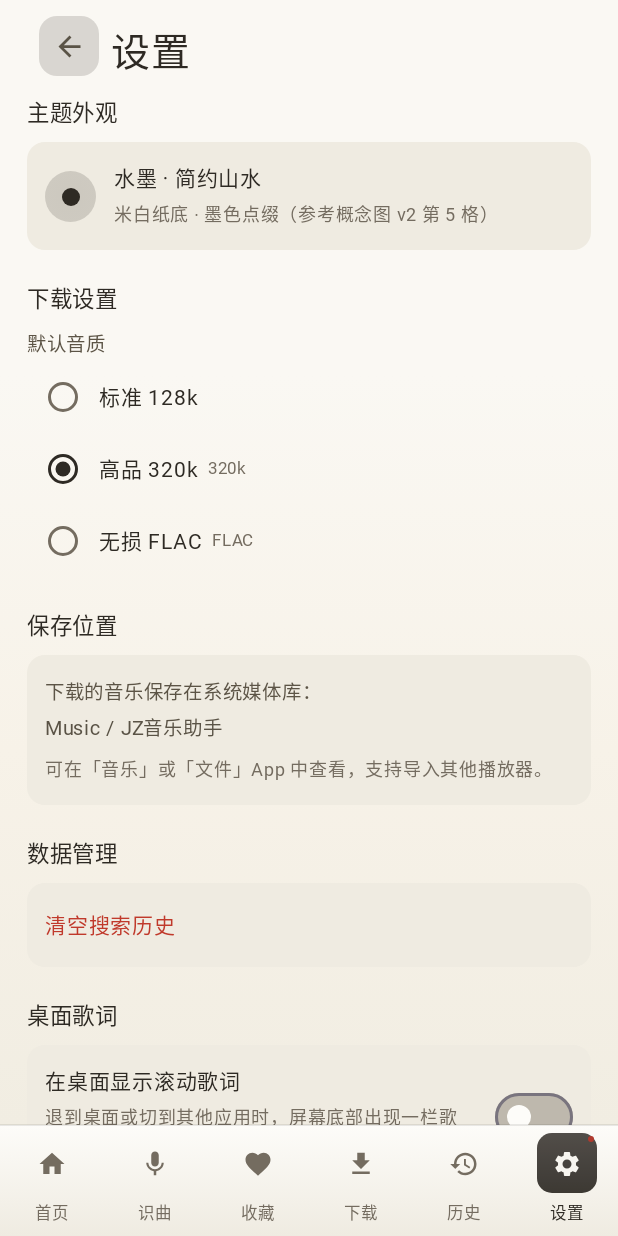
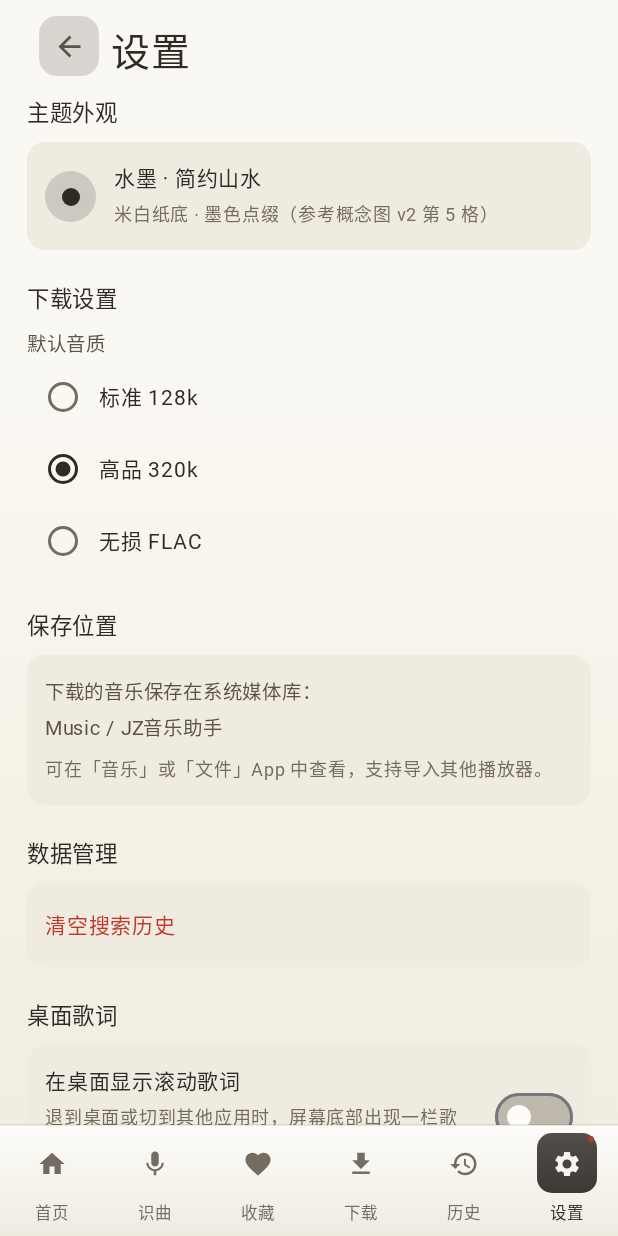
Before and after one commit to thewonderfulkey/JZ-private-music-, an Android app built with Jetpack Compose: the screen it shows after launch (MainActivity), after a tap on "设置", on a phone screen of 412 x 824 dp. Run offline under Robolectric (Android 15) with nearby library versions, the phone set to English and light mode, and no system bars; network calls fail; pictures from the network do not load; Roboto replaces fonts that are not available here.

Commit message:
feat(android): 发 v2.4.17（195）——版本号与 iOS 对齐，修设置页重复文案，修 assembleDebug
- build.gradle.kts：debug buildType 补 RECOG_TEST_HOOK（false），assembleDebug 不再报 Unresolved reference
- SettingsScreen（Android + 桌面）：去掉「高品 320k 320k」重复后缀，档位名本身已带码率
- 产物 JZ-Music-v2.4.17.apk（29,875,521 B，sha256 eb10818c…45aa7e08），已上传 Release 并移除旧 2.1.95 APK
- releases/ 换成新 APK（命名改 ASCII JZ-Music-v…），releases/README 补版本表与新命名规则
- README：Android 下载行 / 安装步骤 / 版本表改 2.4.17（195），Android 设置页截图换成修好的
- CHANGELOG 记这一版

验证：assembleRelease 成功；Pixel 5 模拟器安装实测 versionName=2.4.17 / versionCode=195，
设置页「标准 128k / 高品 320k / 无损 FLAC」不再重复。

```diff
--- a/android/app/build.gradle.kts
+++ b/android/app/build.gradle.kts
@@ -17,6 +17,12 @@ android {
     }
 
     buildTypes {
+        // 本机调试：MainActivity 里那段「测试注入入口」用的是编译期常量 BuildConfig.RECOG_TEST_HOOK，
+        // release / smoke 都定义了，唯独 debug 没定义 → assembleDebug 会报 Unresolved reference。
+        // 这里补上（false，正式行为），让 assembleDebug 也能直接用。
+        debug {
+            buildConfigField("boolean", "RECOG_TEST_HOOK", "false")
+        }
         release {
             isMinifyEnabled = false
             // 用 debug 签名：保证发布产物可直接安装（个人分发场景），且 release 体积远小于 debug
--- a/android/app/src/main/java/com/jz/musichelper/ui/SettingsScreen.kt
+++ b/android/app/src/main/java/com/jz/musichelper/ui/SettingsScreen.kt
@@ -144,15 +144,9 @@ fun SettingsScreen(modifier: Modifier = Modifier) {
                     },
                     colors = RadioButtonDefaults.colors(selectedColor = p.accent, unselectedColor = p.text3)
                 )
+                // 档位文案已经自带码率（"标准 128k" / "高品 320k" / "无损 FLAC"），
+                // 以前这里再补一个 "320k" / "FLAC"，界面上就变成「高品 320k 320k」——重复了。
                 Text(q.displayName, color = p.text, fontSize = 14.sp)
-                if (q == QualityLevel.HIGH || q == QualityLevel.LOSSLESS) {
-                    Spacer(Modifier.width(6.dp))
-                    Text(
-                        if (q == QualityLevel.HIGH) "320k" else "FLAC",
-                        color = p.text3,
-                        fontSize = 11.sp
-                    )
-                }
             }
         }
         Spacer(Modifier.height(20.dp))
```
Also changed, not shown: desktop/src/main/kotlin/com/jz/musichelper/ui/SettingsScreen.kt (+2 -8 lines), 6 other files.
